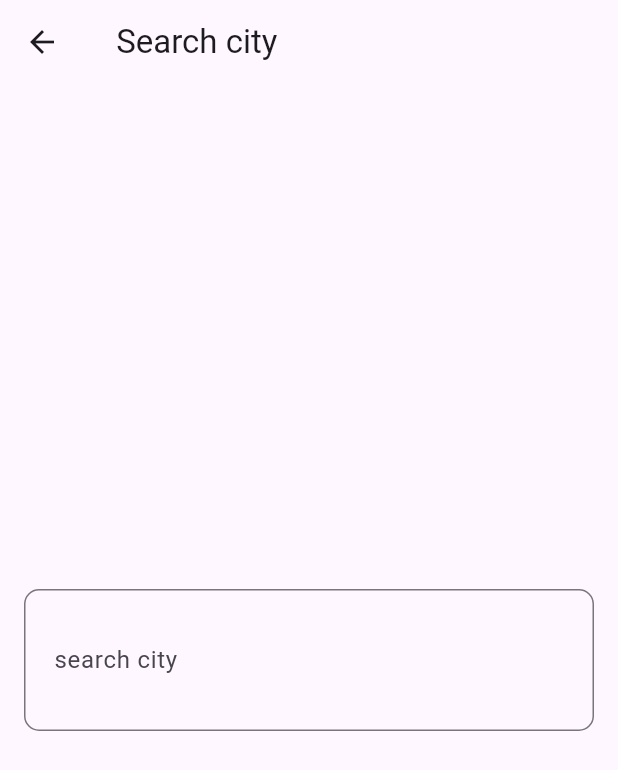
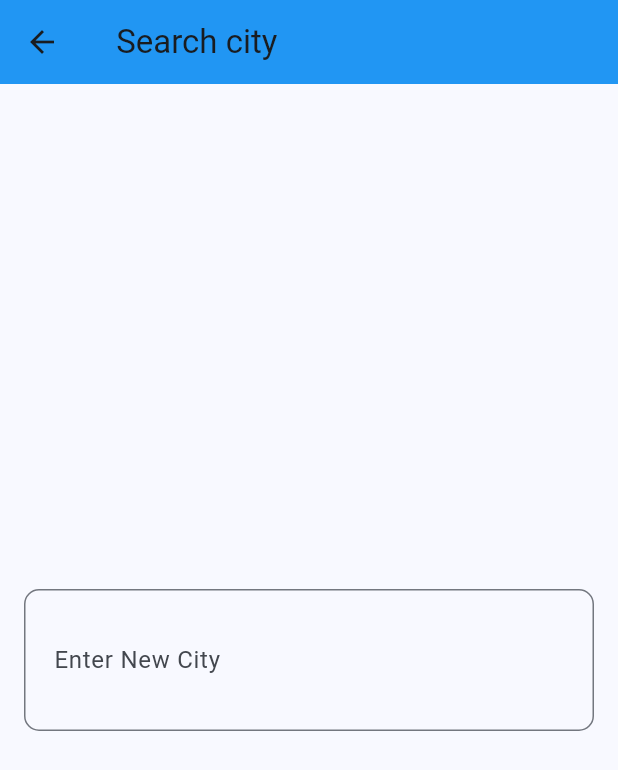
Before and after one commit to SalemBalfagih/weather_app, a Flutter app: the screen it shows after launch, after a tap on the "search" icon, on a phone screen of 412 x 824 dp. Shown: the top 770 px of the screen. Run offline on Flutter 3.47's test engine with Material 3 defaults, Android fonts, the phone set to English and light mode, and no system bars; our stand-ins replace dio, flutter_bloc.

Commit message:
change theme

```diff
--- a/lib/main.dart
+++ b/lib/main.dart
@@ -1,6 +1,7 @@
 import 'package:flutter/material.dart';
 import 'package:flutter_bloc/flutter_bloc.dart';
 import 'package:weather_app_/cubits/get_weather_cubit/get_weather_cubit.dart';
+import 'package:weather_app_/cubits/get_weather_cubit/get_weather_states.dart';
 import 'package:weather_app_/model/weather_model.dart';
 import 'package:weather_app_/views/home_view.dart';
 
@@ -16,21 +17,121 @@
     return BlocProvider(
       create: (context) => GetWeatherCubit(),
       child: Builder(builder: (context) {
-        WeatherModel? weatherModel =
-            BlocProvider.of<GetWeatherCubit>(context).weatherModel;
+        return BlocBuilder<GetWeatherCubit, WeatherStates>(
+          builder: (context, state) {
+            WeatherModel? weatherModel =
+                BlocProvider.of<GetWeatherCubit>(context).weatherModel;
 
-        return const MaterialApp(
-          debugShowCheckedModeBanner: false,
-          // theme: ThemeData(
-          // appBarTheme: AppBarTheme(
-          //   backgroundColor: getChangeTheme(weatherModel.weatherCondition),
-          // ),
-          // colorScheme: ColorScheme.fromSeed(
-          //     seedColor: getChangeTheme(weatherModel.weatherCondition)))
-          // ,
-          home: HomeView(),
+            return MaterialApp(
+              debugShowCheckedModeBanner: false,
+              theme: ThemeData(
+                  appBarTheme: AppBarTheme(
+                    backgroundColor:
+                        getChangeTheme(weatherModel?.weatherCondition),
+                  ),
+                  colorScheme: ColorScheme.fromSeed(
+                      seedColor:
+                          getChangeTheme(weatherModel?.weatherCondition))),
+              home: HomeView(),
+            );
+          },
         );
       }),
     );
   }
 }
+
+MaterialColor getChangeTheme(String? condition) {
+  if (condition == null) {
+    return Colors.blue;
+  }
+  switch (condition.toLowerCase()) {
+    case "sunny":
+      return Colors.amber;
+    case "clear":
+      return Colors.lightBlue;
+    case "partly cloudy":
+      return Colors.cyan;
+    case "cloudy":
+      return Colors.grey;
+    case "overcast":
+      return Colors.blueGrey;
+    case "mist":
+      return Colors.indigo;
+    case "patchy rain possible":
+      return Colors.lightGreen;
+    case "patchy snow possible":
+      return Colors.lightBlue;
+    case "patchy sleet possible":
+      return Colors.teal;
+    case "patchy freezing drizzle possible":
+    case "thundery outbreaks possible":
+      return Colors.deepOrange;
+    case "blowing snow":
+    case "blizzard":
+    case "fog":
+      return Colors.grey;
+    case "freezing fog":
+      return Colors.blueGrey;
+    case "patchy light drizzle":
+    case "light drizzle":
+      return Colors.green;
+    case "freezing drizzle":
+    case "heavy freezing drizzle":
+      return Colors.cyan;
+    case "patchy light rain":
+    case "light rain":
+    case "moderate rain at times":
+      return Colors.blue;
+    case "moderate rain":
+      return Colors.blueGrey;
+    case "heavy rain at times":
+      return Colors.indigo;
+    case "heavy rain":
+    case "light freezing rain":
+      return Colors.teal;
+    case "moderate or heavy freezing rain":
+    case "light sleet":
+      return Colors.lightGreen;
+    case "moderate or heavy sleet":
+      return Colors.green;
+    case "patchy light snow":
+      return Colors.blue;
+    case "light snow":
+      return Colors.cyan;
+    case "patchy moderate snow":
+      return Colors.indigo;
+    case "moderate snow":
+    case "patchy heavy snow":
+      return Colors.indigo;
+    case "heavy snow":
+    case "ice pellets":
+      return Colors.cyan;
+    case "light rain shower":
+      return Colors.lightGreen;
+    case "moderate or heavy rain shower":
+      return Colors.green;
+    case "torrential rain shower":
+      return Colors.teal;
+    case "light sleet showers":
+    case "moderate or heavy sleet showers":
+      return Colors.lightGreen;
+    case "light snow showers":
+      return Colors.lightBlue;
+    case "moderate or heavy snow showers":
+      return Colors.cyan;
+    case "light showers of ice pellets":
+    case "moderate or heavy showers of ice pellets":
+      return Colors.cyan;
+    case "patchy light rain with thunder":
+      return Colors.orange;
+    case "moderate or heavy rain with thunder":
+      return Colors.deepOrange;
+    case "patchy light snow with thunder":
+      return Colors.blueGrey;
+    case "moderate or heavy snow with thunder":
+      return Colors.deepPurple;
+    default:
+      return Colors.blue;
+  }
+}
--- a/lib/views/home_view.dart
+++ b/lib/views/home_view.dart
@@ -2,6 +2,7 @@
 import 'package:flutter_bloc/flutter_bloc.dart';
 import 'package:weather_app_/cubits/get_weather_cubit/get_weather_cubit.dart';
 import 'package:weather_app_/cubits/get_weather_cubit/get_weather_states.dart';
+import 'package:weather_app_/model/weather_model.dart';
 import 'package:weather_app_/views/search_view.dart';
 import 'package:weather_app_/widgets/no_weather_body.dart';
 import 'package:weather_app_/widgets/weather_info_body.dart';
@@ -34,6 +35,7 @@
           if (state is WeatherinitialState) {
             return const NoWeatherBody();
           } else if (state is WeatherLoadedState) {
+            // ignore: prefer_const_constructors
             return WeatherInfoBody();
           } else {
             return const Text("oops there was an error");
--- a/lib/views/search_view.dart
+++ b/lib/views/search_view.dart
@@ -28,7 +28,7 @@
             suffix: Icon(Icons.search),
             contentPadding: EdgeInsets.symmetric(vertical: 32, horizontal: 16),
             hintText: "seach city",
-            label: const Text("search city"),
+            label: const Text("Enter New City"),
             border: OutlineInputBorder(
               borderSide: BorderSide(color: Colors.red),
               borderRadius: BorderRadius.circular(10),
--- a/lib/widgets/weather_info_body.dart
+++ b/lib/widgets/weather_info_body.dart
@@ -1,6 +1,7 @@
 import 'package:flutter/material.dart';
 import 'package:flutter_bloc/flutter_bloc.dart';
 import 'package:weather_app_/cubits/get_weather_cubit/get_weather_cubit.dart';
+import 'package:weather_app_/main.dart';
 import 'package:weather_app_/model/weather_model.dart';
 
 class WeatherInfoBody extends StatelessWidget {
@@ -10,7 +11,14 @@
   Widget build(BuildContext context) {
     WeatherModel weatherModel =
         BlocProvider.of<GetWeatherCubit>(context).weatherModel!;
-    return Padding(
+    return Container(
+      decoration: BoxDecoration(
+          gradient: LinearGradient(colors: [
+        getChangeTheme(weatherModel.weatherCondition),
+        getChangeTheme(weatherModel.weatherCondition)[300]!,
+        getChangeTheme(weatherModel.weatherCondition)[100]!
+      ], begin: Alignment.topCenter, end: Alignment.bottomCenter)),
+      child: Padding(
         padding: const EdgeInsets.symmetric(horizontal: 16),
         child: Column(
           mainAxisAlignment: MainAxisAlignment.center,
@@ -66,6 +74,7 @@
             ),
           ],
         ),
+      ),
     );
   }
 }
```
Lines whose indentation alone changed are shown as unchanged.
